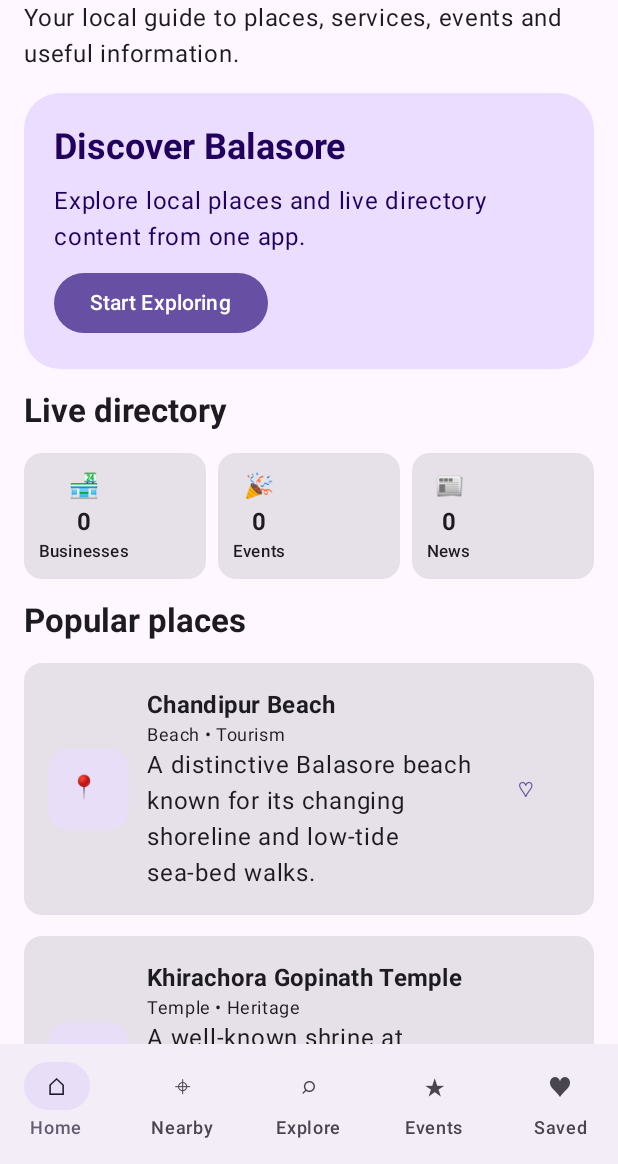
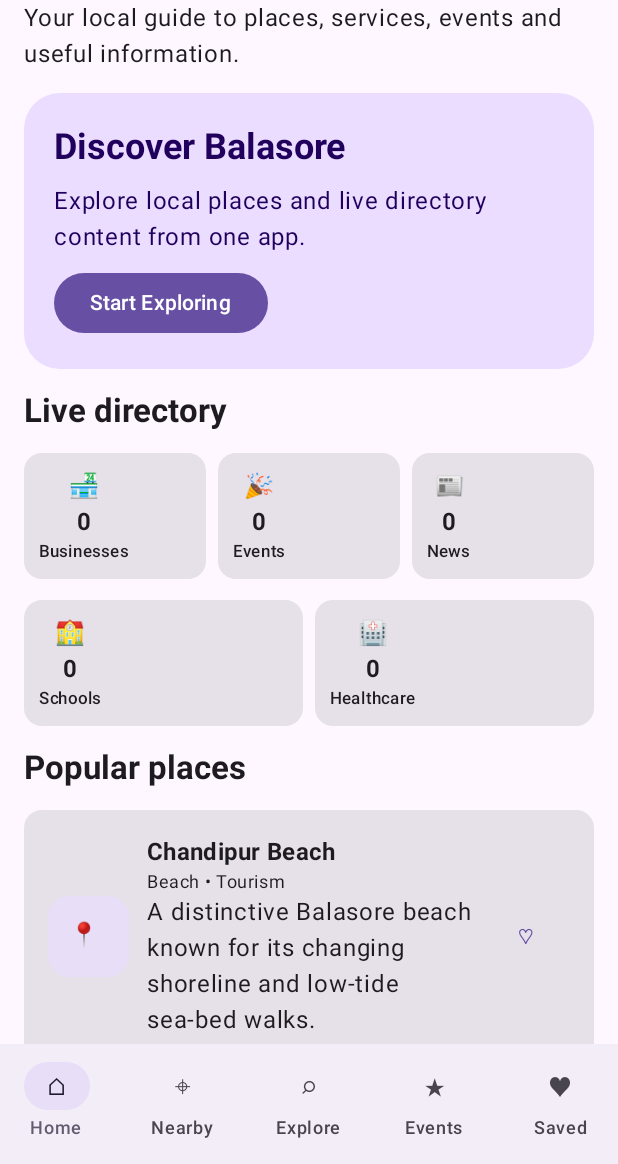
Before and after one commit to niharbhuyan/Balasore360, an Android app built with Jetpack Compose: the screen it shows after launch (MainActivity), on a phone screen of 412 x 824 dp, the part 72-1236 px from its top. Run offline under Robolectric (Android 15) with nearby library versions, the light colour scheme and no system bars; 7 statements that could not run were skipped.

Commit message:
Surface directory data in Balasore360 UI

```diff
--- a/app/src/main/java/com/balasore360/MainActivity.kt
+++ b/app/src/main/java/com/balasore360/MainActivity.kt
@@ -21,8 +21,12 @@ import androidx.compose.ui.unit.dp
 import com.balasore360.data.BalasoreRepository
 import com.balasore360.data.FavoritesStore
 import com.balasore360.data.RemoteBusiness
+import com.balasore360.data.RemoteEducation
 import com.balasore360.data.RemoteEvent
+import com.balasore360.data.RemoteHealthcare
 import com.balasore360.data.RemoteNews
+import com.balasore360.data.RemotePrimaryHealthcare
+import com.balasore360.data.RemoteSchool
 import com.balasore360.location.LocationProvider
 import com.balasore360.nearby.NearbyItem
 import com.balasore360.nearby.NearbyScreen
@@ -59,27 +63,26 @@ private fun Balasore360App() {
     val context = LocalContext.current
     val favoritesStore = remember { FavoritesStore(context.applicationContext) }
     val locationProvider = remember { LocationProvider(context.applicationContext) }
+    val repository = remember { BalasoreRepository() }
     var selectedTab by remember { mutableIntStateOf(0) }
     var searchQuery by remember { mutableStateOf("") }
     var selectedPlace by remember { mutableStateOf<Place?>(null) }
     var businesses by remember { mutableStateOf<List<RemoteBusiness>>(emptyList()) }
     var events by remember { mutableStateOf<List<RemoteEvent>>(emptyList()) }
     var news by remember { mutableStateOf<List<RemoteNews>>(emptyList()) }
+    var education by remember { mutableStateOf<List<RemoteEducation>>(emptyList()) }
+    var healthcare by remember { mutableStateOf<List<RemoteHealthcare>>(emptyList()) }
+    var primaryHealthcare by remember { mutableStateOf<List<RemotePrimaryHealthcare>>(emptyList()) }
+    var schools2026_27 by remember { mutableStateOf<List<RemoteSchool>>(emptyList()) }
     var savedIds by remember { mutableStateOf(favoritesStore.all()) }
     var loading by remember { mutableStateOf(true) }
+    var directoryLoading by remember { mutableStateOf(true) }
     var userLatitude by remember { mutableStateOf<Double?>(null) }
     var userLongitude by remember { mutableStateOf<Double?>(null) }
     var locationLoading by remember { mutableStateOf(false) }
-    val repository = remember { BalasoreRepository() }
 
-    val locationPermissionLauncher = rememberLauncherForActivityResult(
-        ActivityResultContracts.RequestMultiplePermissions()
-    ) { permissions ->
-        if (permissions[Manifest.permission.ACCESS_FINE_LOCATION] == true ||
-            permissions[Manifest.permission.ACCESS_COARSE_LOCATION] == true
-        ) {
-            locationLoading = true
-        }
+    val locationPermissionLauncher = rememberLauncherForActivityResult(ActivityResultContracts.RequestMultiplePermissions()) { permissions ->
+        if (permissions[Manifest.permission.ACCESS_FINE_LOCATION] == true || permissions[Manifest.permission.ACCESS_COARSE_LOCATION] == true) locationLoading = true
     }
 
     LaunchedEffect(Unit) {
@@ -88,6 +91,15 @@ private fun Balasore360App() {
         events = repository.loadEvents()
         news = repository.loadNews()
         loading = false
+    }
+
+    LaunchedEffect(Unit) {
+        directoryLoading = true
+        education = repository.loadEducation()
+        healthcare = repository.loadHealthcare()
+        primaryHealthcare = repository.loadPrimaryHealthcare()
+        schools2026_27 = repository.loadSchools2026_27()
+        directoryLoading = false
     }
 
     LaunchedEffect(locationLoading) {
@@ -99,16 +111,8 @@ private fun Balasore360App() {
     }
 
     fun requestLocation() {
-        if (locationProvider.hasLocationPermission()) {
-            locationLoading = true
-        } else {
-            locationPermissionLauncher.launch(
-                arrayOf(
-                    Manifest.permission.ACCESS_FINE_LOCATION,
-                    Manifest.permission.ACCESS_COARSE_LOCATION
-                )
-            )
-        }
+        if (locationProvider.hasLocationPermission()) locationLoading = true
+        else locationPermissionLauncher.launch(arrayOf(Manifest.permission.ACCESS_FINE_LOCATION, Manifest.permission.ACCESS_COARSE_LOCATION))
     }
 
     fun toggleSaved(id: String) {
@@ -120,26 +124,20 @@ private fun Balasore360App() {
     val nearbyItems = businesses.mapNotNull { business ->
         val latitude = business.latitude
         val longitude = business.longitude
-        if (latitude == null || longitude == null) null
-        else NearbyItem(business.id, business.name, business.category, latitude, longitude, business.rating)
+        if (latitude == null || longitude == null) null else NearbyItem(business.id, business.name, business.category, latitude, longitude, business.rating)
     }
 
     Scaffold(bottomBar = {
         NavigationBar {
             listOf("Home", "Nearby", "Explore", "Events", "Saved").forEachIndexed { index, title ->
-                NavigationBarItem(
-                    selected = selectedTab == index,
-                    onClick = { selectedTab = index },
-                    icon = { Text(listOf("⌂", "⌖", "⌕", "★", "♥")[index]) },
-                    label = { Text(title) }
-                )
+                NavigationBarItem(selected = selectedTab == index, onClick = { selectedTab = index }, icon = { Text(listOf("⌂", "⌖", "⌕", "★", "♥")[index]) }, label = { Text(title) })
             }
         }
     }) { padding ->
         when (selectedTab) {
-            0 -> HomeScreen(Modifier.padding(padding), businesses, events, news, loading, { selectedTab = 2 }, { selectedPlace = it }, ::toggleSaved, savedIds)
+            0 -> HomeScreen(Modifier.padding(padding), businesses, events, news, education, healthcare, primaryHealthcare, schools2026_27, loading, directoryLoading, { selectedTab = 2 }, { selectedPlace = it }, ::toggleSaved, savedIds)
             1 -> NearbyScreen(userLatitude, userLongitude, nearbyItems, Modifier.padding(padding), onRequestLocation = ::requestLocation)
-            2 -> ExploreScreen(Modifier.padding(padding), searchQuery, { searchQuery = it }, businesses, loading, { selectedPlace = it }, ::toggleSaved, savedIds)
+            2 -> ExploreScreen(Modifier.padding(padding), searchQuery, { searchQuery = it }, businesses, education, healthcare, primaryHealthcare, schools2026_27, loading, directoryLoading, { selectedPlace = it }, ::toggleSaved, savedIds)
             3 -> EventsScreen(Modifier.padding(padding), events, loading)
             else -> SavedScreen(Modifier.padding(padding), savedItems, ::toggleSaved)
         }
@@ -147,78 +145,67 @@ private fun Balasore360App() {
 
     selectedPlace?.let { place ->
         val isSaved = place.id in savedIds
-        AlertDialog(
-            onDismissRequest = { selectedPlace = null },
-            title = { Text(place.name) },
-            text = { Column(verticalArrangement = Arrangement.spacedBy(8.dp)) { Text(place.category, fontWeight = FontWeight.SemiBold); Text(place.description); Text("Balasore 360 local directory", style = MaterialTheme.typography.bodySmall) } },
-            confirmButton = { TextButton(onClick = { toggleSaved(place.id); selectedPlace = null }) { Text(if (isSaved) "Remove saved" else "Save place") } },
-            dismissButton = { TextButton(onClick = { selectedPlace = null }) { Text("Close") } }
-        )
+        AlertDialog(onDismissRequest = { selectedPlace = null }, title = { Text(place.name) }, text = { Column(verticalArrangement = Arrangement.spacedBy(8.dp)) { Text(place.category, fontWeight = FontWeight.SemiBold); Text(place.description); Text("Balasore 360 local directory", style = MaterialTheme.typography.bodySmall) } }, confirmButton = { TextButton(onClick = { toggleSaved(place.id); selectedPlace = null }) { Text(if (isSaved) "Remove saved" else "Save place") } }, dismissButton = { TextButton(onClick = { selectedPlace = null }) { Text("Close") } })
     }
 }
 
 @Composable
-private fun HomeScreen(modifier: Modifier, businesses: List<RemoteBusiness>, events: List<RemoteEvent>, news: List<RemoteNews>, loading: Boolean, onExplore: () -> Unit, onPlaceClick: (Place) -> Unit, onToggleSaved: (String) -> Unit, savedIds: Set<String>) {
+private fun HomeScreen(modifier: Modifier, businesses: List<RemoteBusiness>, events: List<RemoteEvent>, news: List<RemoteNews>, education: List<RemoteEducation>, healthcare: List<RemoteHealthcare>, primaryHealthcare: List<RemotePrimaryHealthcare>, schools: List<RemoteSchool>, loading: Boolean, directoryLoading: Boolean, onExplore: () -> Unit, onPlaceClick: (Place) -> Unit, onToggleSaved: (String) -> Unit, savedIds: Set<String>) {
     LazyColumn(modifier.fillMaxSize().padding(horizontal = 16.dp), verticalArrangement = Arrangement.spacedBy(14.dp)) {
         item { Spacer(Modifier.height(12.dp)); Text("Balasore 360", style = MaterialTheme.typography.headlineMedium, fontWeight = FontWeight.Bold); Text("Your local guide to places, services, events and useful information.") }
         item { Card(Modifier.fillMaxWidth(), RoundedCornerShape(24.dp), CardDefaults.cardColors(containerColor = MaterialTheme.colorScheme.primaryContainer)) { Column(Modifier.padding(20.dp), verticalArrangement = Arrangement.spacedBy(8.dp)) { Text("Discover Balasore", style = MaterialTheme.typography.headlineSmall, fontWeight = FontWeight.Bold); Text("Explore local places and live directory content from one app."); Button(onClick = onExplore) { Text("Start Exploring") } } } }
         item { SectionTitle("Live directory") }
         item { Row(Modifier.fillMaxWidth(), horizontalArrangement = Arrangement.spacedBy(8.dp)) { StatCard("🏪", "Businesses", businesses.size, Modifier.weight(1f)); StatCard("🎉", "Events", events.size, Modifier.weight(1f)); StatCard("📰", "News", news.size, Modifier.weight(1f)) } }
-        if (loading) item { Text("Loading local content…") }
+        item { Row(Modifier.fillMaxWidth(), horizontalArrangement = Arrangement.spacedBy(8.dp)) { StatCard("🏫", "Schools", schools.size, Modifier.weight(1f)); StatCard("🏥", "Healthcare", healthcare.size + primaryHealthcare.size, Modifier.weight(1f)) } }
+        if (loading || directoryLoading) item { Text("Loading local directory…") }
         if (news.isNotEmpty()) { item { SectionTitle("Latest updates") }; items(news) { item -> Card(Modifier.fillMaxWidth()) { Column(Modifier.padding(16.dp), verticalArrangement = Arrangement.spacedBy(5.dp)) { Text(item.title, fontWeight = FontWeight.Bold); Text(item.category, style = MaterialTheme.typography.labelMedium); item.summary?.let { Text(it) } } } } }
         item { SectionTitle("Popular places") }
         items(places.take(5)) { place -> PlaceCard(place, place.id in savedIds, { onPlaceClick(place) }, onToggleSaved) }
-        if (businesses.isNotEmpty()) { item { SectionTitle("Featured local businesses") }; items(businesses.take(5)) { business -> BusinessCard(business) } }
-        item { Text("Public directory information may change. Verify important details with the provider before making decisions.", style = MaterialTheme.typography.bodySmall); Spacer(Modifier.height(12.dp)) }
+        if (businesses.isNotEmpty()) { item { SectionTitle("Featured local businesses") }; items(businesses.take(5)) { BusinessCard(it) } }
+        item { Text("Directory counts: ${education.size} education • ${schools.size} schools 2026–27 • ${healthcare.size + primaryHealthcare.size} healthcare facilities", style = MaterialTheme.typography.bodySmall); Spacer(Modifier.height(12.dp)) }
     }
 }
 
 @Composable
-private fun ExploreScreen(modifier: Modifier, query: String, onQueryChange: (String) -> Unit, businesses: List<RemoteBusiness>, loading: Boolean, onPlaceClick: (Place) -> Unit, onToggleSaved: (String) -> Unit, savedIds: Set<String>) {
+private fun ExploreScreen(modifier: Modifier, query: String, onQueryChange: (String) -> Unit, businesses: List<RemoteBusiness>, education: List<RemoteEducation>, healthcare: List<RemoteHealthcare>, primaryHealthcare: List<RemotePrimaryHealthcare>, schools: List<RemoteSchool>, loading: Boolean, directoryLoading: Boolean, onPlaceClick: (Place) -> Unit, onToggleSaved: (String) -> Unit, savedIds: Set<String>) {
     val filteredPlaces = places.filter { query.isBlank() || "${it.name} ${it.category} ${it.description}".contains(query, true) }
     val filteredBusinesses = businesses.filter { query.isBlank() || "${it.name} ${it.category} ${it.area ?: ""}".contains(query, true) }
+    val filteredEducation = education.filter { query.isBlank() || "${it.name} ${it.type} ${it.block ?: ""} ${it.locality ?: ""}".contains(query, true) }
+    val filteredHealthcare = (healthcare.map { "${it.name} • ${it.type} • ${it.block ?: ""}" } + primaryHealthcare.map { "${it.name} • ${it.type} • ${it.block ?: ""}" }).filter { query.isBlank() || it.contains(query, true) }
+    val filteredSchools = schools.filter { query.isBlank() || "${it.name} ${it.block ?: ""} ${it.locality ?: ""} ${it.medium ?: ""}".contains(query, true) }
     LazyColumn(modifier.fillMaxSize().padding(16.dp), verticalArrangement = Arrangement.spacedBy(12.dp)) {
-        item { Text("Explore", style = MaterialTheme.typography.headlineMedium, fontWeight = FontWeight.Bold); Text("Search the Balasore360 directory."); Spacer(Modifier.height(8.dp)); OutlinedTextField(value = query, onValueChange = onQueryChange, modifier = Modifier.fillMaxWidth(), singleLine = true, label = { Text("Search") }, placeholder = { Text("Try Chandipur, restaurant, shop…") }) }
+        item { Text("Explore", style = MaterialTheme.typography.headlineMedium, fontWeight = FontWeight.Bold); Text("Search the Balasore360 directory."); Spacer(Modifier.height(8.dp)); OutlinedTextField(value = query, onValueChange = onQueryChange, modifier = Modifier.fillMaxWidth(), singleLine = true, label = { Text("Search") }, placeholder = { Text("Try Chandipur, hospital, school, shop…") }) }
         item { SectionTitle("Categories") }
         items(categories) { (title, description) -> Card(Modifier.fillMaxWidth()) { Column(Modifier.padding(16.dp), verticalArrangement = Arrangement.spacedBy(6.dp)) { Text(title, style = MaterialTheme.typography.titleLarge, fontWeight = FontWeight.SemiBold); Text(description) } } }
         item { SectionTitle("Places") }
         items(filteredPlaces) { place -> PlaceCard(place, place.id in savedIds, { onPlaceClick(place) }, onToggleSaved) }
         item { SectionTitle("Businesses") }
         if (loading) item { Text("Loading businesses…") }
-        items(filteredBusinesses) { business -> BusinessCard(business) }
-        if (!loading && filteredBusinesses.isEmpty()) item { Text("No published businesses match this search yet.") }
+        items(filteredBusinesses) { BusinessCard(it) }
+        item { SectionTitle("Education & Schools 2026–27") }
+        if (directoryLoading) item { Text("Loading education directory…") }
+        items(filteredEducation.take(30)) { DirectoryCard("🏫", it.name, listOfNotNull(it.type, it.block, it.locality).joinToString(" • "), it.address) }
+        items(filteredSchools.take(30)) { DirectoryCard("🎓", it.name, listOfNotNull(it.block, it.locality, it.medium, it.board).joinToString(" • "), it.address) }
+        item { SectionTitle("Healthcare") }
+        items(filteredHealthcare.take(40)) { DirectoryCard("🏥", it.substringBefore(" • "), it.substringAfter(" • ").ifBlank { null }, null) }
+        if (!directoryLoading && filteredEducation.isEmpty() && filteredSchools.isEmpty() && filteredHealthcare.isEmpty()) item { Text("No published directory records match this search yet.") }
     }
 }
 
 @Composable
-private fun EventsScreen(modifier: Modifier, events: List<RemoteEvent>, loading: Boolean) {
-    LazyColumn(modifier.fillMaxSize().padding(16.dp), verticalArrangement = Arrangement.spacedBy(12.dp)) {
-        item { Text("Events", style = MaterialTheme.typography.headlineMedium, fontWeight = FontWeight.Bold); Text("Upcoming local events published to Balasore360.") }
-        if (loading) item { Text("Loading events…") }
-        items(events) { event -> Card(Modifier.fillMaxWidth()) { Column(Modifier.padding(16.dp), verticalArrangement = Arrangement.spacedBy(6.dp)) { Text(event.title, style = MaterialTheme.typography.titleLarge, fontWeight = FontWeight.Bold); Text(listOfNotNull(event.date, event.area, event.category).joinToString(" • ")); event.description?.let { Text(it) } } } }
-        if (!loading && events.isEmpty()) item { Text("No upcoming published events are available yet.") }
-    }
-}
+private fun DirectoryCard(icon: String, title: String, meta: String?, address: String?) { Card(Modifier.fillMaxWidth()) { Row(Modifier.padding(16.dp), verticalAlignment = Alignment.CenterVertically) { Surface(Modifier.size(48.dp), RoundedCornerShape(14.dp), color = MaterialTheme.colorScheme.secondaryContainer) { Text(icon, Modifier.padding(12.dp)) }; Spacer(Modifier.size(12.dp)); Column(Modifier.weight(1f), verticalArrangement = Arrangement.spacedBy(3.dp)) { Text(title, fontWeight = FontWeight.Bold); meta?.takeIf { it.isNotBlank() }?.let { Text(it, style = MaterialTheme.typography.bodySmall) }; address?.takeIf { it.isNotBlank() }?.let { Text(it, style = MaterialTheme.typography.bodySmall) } } } } }
 
 @Composable
-private fun SavedScreen(modifier: Modifier, savedItems: List<Pair<String, String>>, onRemove: (String) -> Unit) {
-    LazyColumn(modifier.fillMaxSize().padding(16.dp), verticalArrangement = Arrangement.spacedBy(12.dp)) {
-        item { Text("Saved", style = MaterialTheme.typography.headlineMedium, fontWeight = FontWeight.Bold); Text("Your saved Balasore360 places.") }
-        if (savedItems.isEmpty()) item { Text("Nothing saved yet. Tap the heart on a place to keep it here.") }
-        items(savedItems) { (id, title) -> Card(Modifier.fillMaxWidth()) { Row(Modifier.padding(16.dp), verticalAlignment = Alignment.CenterVertically) { Column(Modifier.weight(1f)) { Text(title, style = MaterialTheme.typography.titleMedium, fontWeight = FontWeight.SemiBold); Text(id, style = MaterialTheme.typography.bodySmall) }; TextButton(onClick = { onRemove(id) }) { Text("Remove") } } } }
-    }
-}
+private fun EventsScreen(modifier: Modifier, events: List<RemoteEvent>, loading: Boolean) { LazyColumn(modifier.fillMaxSize().padding(16.dp), verticalArrangement = Arrangement.spacedBy(12.dp)) { item { Text("Events", style = MaterialTheme.typography.headlineMedium, fontWeight = FontWeight.Bold); Text("Upcoming local events published to Balasore360.") }; if (loading) item { Text("Loading events…") }; items(events) { event -> Card(Modifier.fillMaxWidth()) { Column(Modifier.padding(16.dp), verticalArrangement = Arrangement.spacedBy(6.dp)) { Text(event.title, style = MaterialTheme.typography.titleLarge, fontWeight = FontWeight.Bold); Text(listOfNotNull(event.date, event.area, event.category).joinToString(" • ")); event.description?.let { Text(it) } } } }; if (!loading && events.isEmpty()) item { Text("No upcoming published events are available yet.") } } }
+
+@Composable
+private fun SavedScreen(modifier: Modifier, savedItems: List<Pair<String, String>>, onRemove: (String) -> Unit) { LazyColumn(modifier.fillMaxSize().padding(16.dp), verticalArrangement = Arrangement.spacedBy(12.dp)) { item { Text("Saved", style = MaterialTheme.typography.headlineMedium, fontWeight = FontWeight.Bold); Text("Your saved Balasore360 places.") }; if (savedItems.isEmpty()) item { Text("Nothing saved yet. Tap the heart on a place to keep it here.") }; items(savedItems) { (id, title) -> Card(Modifier.fillMaxWidth()) { Row(Modifier.padding(16.dp), verticalAlignment = Alignment.CenterVertically) { Column(Modifier.weight(1f)) { Text(title, style = MaterialTheme.typography.titleMedium, fontWeight = FontWeight.SemiBold); Text(id, style = MaterialTheme.typography.bodySmall) }; TextButton(onClick = { onRemove(id) }) { Text("Remove") } } } } } }
 
 @Composable
 private fun StatCard(symbol: String, title: String, value: Int, modifier: Modifier) { Card(modifier) { Column(Modifier.padding(10.dp), horizontalAlignment = Alignment.CenterHorizontally) { Text(symbol); Text(value.toString(), fontWeight = FontWeight.Bold); Text(title, style = MaterialTheme.typography.labelSmall) } } }
-
 @Composable
 private fun BusinessCard(business: RemoteBusiness) { Card(Modifier.fillMaxWidth()) { Row(Modifier.padding(16.dp), verticalAlignment = Alignment.CenterVertically) { Surface(Modifier.size(50.dp), RoundedCornerShape(14.dp), color = MaterialTheme.colorScheme.secondaryContainer) { Text("🏪", Modifier.padding(13.dp)) }; Spacer(Modifier.size(12.dp)); Column(Modifier.weight(1f)) { Text(business.name, fontWeight = FontWeight.Bold); Text(listOfNotNull(business.category, business.area).joinToString(" • "), style = MaterialTheme.typography.bodySmall); business.description?.let { Text(it) }; if (business.rating > 0) Text("★ ${"%.1f".format(business.rating)}") } } } }
-
 @Composable
-private fun PlaceCard(place: Place, saved: Boolean, onClick: () -> Unit, onToggleSaved: (String) -> Unit) {
-    Card(Modifier.fillMaxWidth().clickable(onClick = onClick)) { Row(Modifier.padding(16.dp), verticalAlignment = Alignment.CenterVertically) { Surface(Modifier.size(54.dp), RoundedCornerShape(14.dp), color = MaterialTheme.colorScheme.secondaryContainer) { Text("📍", Modifier.padding(14.dp)) }; Spacer(Modifier.size(12.dp)); Column(Modifier.weight(1f)) { Text(place.name, style = MaterialTheme.typography.titleMedium, fontWeight = FontWeight.Bold); Text(place.category, style = MaterialTheme.typography.bodySmall); Text(place.description) }; TextButton(onClick = { onToggleSaved(place.id) }) { Text(if (saved) "♥" else "♡") } } }
-}
-
+private fun PlaceCard(place: Place, saved: Boolean, onClick: () -> Unit, onToggleSaved: (String) -> Unit) { Card(Modifier.fillMaxWidth().clickable(onClick = onClick)) { Row(Modifier.padding(16.dp), verticalAlignment = Alignment.CenterVertically) { Surface(Modifier.size(54.dp), RoundedCornerShape(14.dp), color = MaterialTheme.colorScheme.secondaryContainer) { Text("📍", Modifier.padding(14.dp)) }; Spacer(Modifier.size(12.dp)); Column(Modifier.weight(1f)) { Text(place.name, style = MaterialTheme.typography.titleMedium, fontWeight = FontWeight.Bold); Text(place.category, style = MaterialTheme.typography.bodySmall); Text(place.description) }; TextButton(onClick = { onToggleSaved(place.id) }) { Text(if (saved) "♥" else "♡") } } } }
 @Composable
 private fun SectionTitle(title: String) { Text(title, style = MaterialTheme.typography.titleLarge, fontWeight = FontWeight.Bold) }
```
